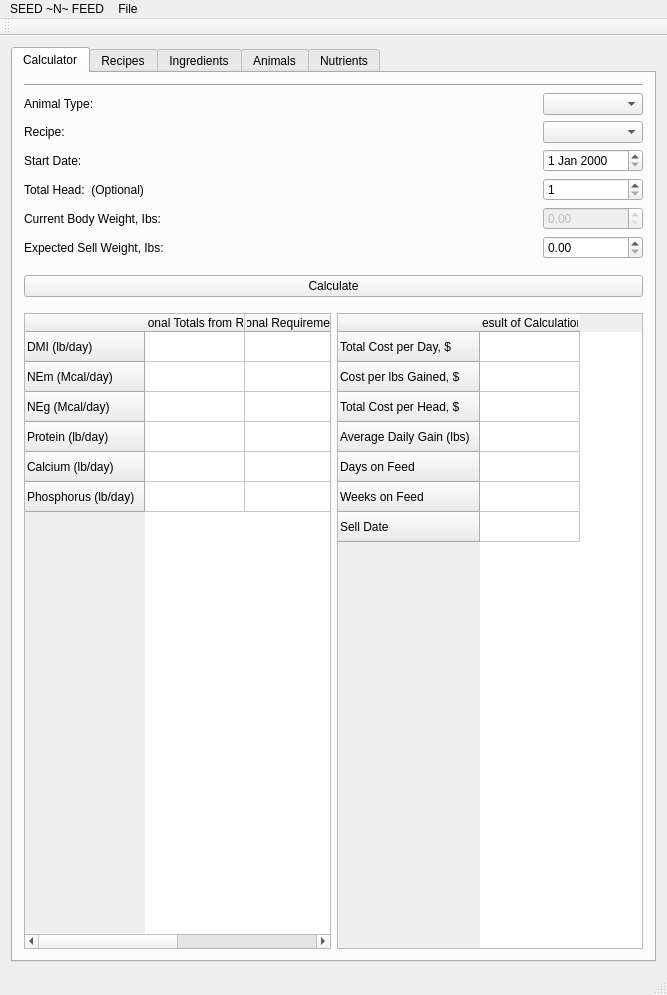
The window that seednfeed/form/mainwindow.ui (gyrovorbis/seed-n-feed) describes before a commit, drawn with Qt 5.
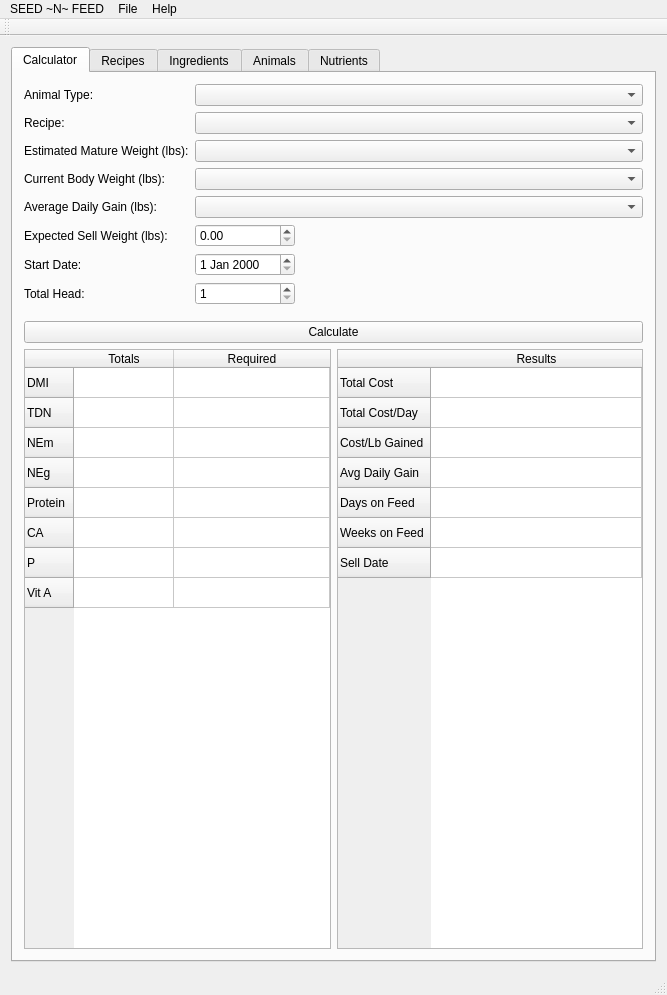
The same window after the commit. Icons and pictures are not drawn. Custom widgets are drawn as their Qt base class.

```diff
--- a/seednfeed/form/mainwindow.ui
+++ b/seednfeed/form/mainwindow.ui
@@ -30,90 +30,11 @@
        </attribute>
        <layout class="QVBoxLayout" name="verticalLayout_6">
         <item>
-         <widget class="Line" name="line_2">
-          <property name="orientation">
-           <enum>Qt::Horizontal</enum>
-          </property>
-         </widget>
-        </item>
-        <item>
-         <layout class="QVBoxLayout" name="verticalLayout_5">
-          <item>
-           <layout class="QGridLayout" name="gridLayout">
-            <item row="6" column="1">
-             <widget class="QLabel" name="label">
-              <property name="text">
-               <string>Current Body Weight, Ibs:</string>
-              </property>
-             </widget>
-            </item>
-            <item row="0" column="2">
-             <widget class="DynamicModelColumnComboBox" name="animalComboBox">
-              <property name="currentText">
-               <string/>
-              </property>
-              <item>
-               <property name="text">
-                <string/>
-               </property>
-              </item>
-             </widget>
-            </item>
-            <item row="2" column="2">
-             <widget class="QDateEdit" name="startDateEdit">
-              <property name="maximumSize">
-               <size>
-                <width>100</width>
-                <height>16777215</height>
-               </size>
-              </property>
-             </widget>
-            </item>
-            <item row="8" column="2">
-             <widget class="QDoubleSpinBox" name="expectedSellWeightSpinBox">
-              <property name="maximumSize">
-               <size>
-                <width>100</width>
-                <height>16777215</height>
-               </size>
-              </property>
-              <property name="maximum">
-               <double>2000.000000000000000</double>
-              </property>
-             </widget>
-            </item>
-            <item row="8" column="1">
-             <widget class="QLabel" name="label_4">
-              <property name="text">
-               <string>Expected Sell Weight, Ibs:</string>
-              </property>
-             </widget>
-            </item>
-            <item row="1" column="2">
-             <widget class="DynamicModelColumnComboBox" name="recipeComboBox"/>
-            </item>
-            <item row="5" column="1">
-             <widget class="QLabel" name="label_3">
-              <property name="text">
-               <string>Total Head:  (Optional)</string>
-              </property>
-             </widget>
-            </item>
-            <item row="0" column="1">
-             <widget class="QLabel" name="label_2">
-              <property name="text">
-               <string>Animal Type:</string>
-              </property>
-             </widget>
-            </item>
-            <item row="1" column="1">
-             <widget class="QLabel" name="label_8">
-              <property name="text">
-               <string>Recipe:</string>
-              </property>
-             </widget>
-            </item>
-            <item row="5" column="2">
+         <layout class="QGridLayout" name="calculatorInputLayout">
+          <item row="2" column="1">
+           <widget class="DynamicModelColumnComboBox" name="matureWeightComboBox"/>
+          </item>
+          <item row="7" column="1">
              <widget class="QSpinBox" name="totalHeadSpinBox">
               <property name="maximumSize">
                <size>
@@ -126,31 +47,125 @@
               </property>
              </widget>
             </item>
-            <item row="2" column="1">
-             <widget class="QLabel" name="label_7">
+          <item row="2" column="0">
+           <widget class="QLabel" name="matureWeightLabel">
+            <property name="text">
+             <string>Estimated Mature Weight (lbs):</string>
+            </property>
+           </widget>
+          </item>
+          <item row="6" column="1">
+           <widget class="QDateEdit" name="startDateEdit">
+            <property name="sizePolicy">
+             <sizepolicy hsizetype="Preferred" vsizetype="Fixed">
+              <horstretch>0</horstretch>
+              <verstretch>0</verstretch>
+             </sizepolicy>
+            </property>
+            <property name="maximumSize">
+             <size>
+              <width>100</width>
+              <height>16777215</height>
+             </size>
+            </property>
+           </widget>
+          </item>
+          <item row="4" column="0">
+           <widget class="QLabel" name="adgLabel">
+            <property name="text">
+             <string>Average Daily Gain (lbs):</string>
+            </property>
+           </widget>
+          </item>
+          <item row="3" column="1">
+           <widget class="DynamicModelColumnComboBox" name="currentWeightComboBox"/>
+          </item>
+          <item row="4" column="1">
+           <widget class="DynamicModelColumnComboBox" name="adgComboBox"/>
+          </item>
+          <item row="7" column="0">
+           <widget class="QLabel" name="totalHeadLabel">
+            <property name="text">
+             <string>Total Head:  </string>
+            </property>
+           </widget>
+          </item>
+          <item row="5" column="1">
+           <widget class="QDoubleSpinBox" name="expectedSellWeightSpinBox">
+            <property name="maximumSize">
+             <size>
+              <width>100</width>
+              <height>16777215</height>
+             </size>
+            </property>
+            <property name="maximum">
+             <double>2000.000000000000000</double>
+            </property>
+           </widget>
+          </item>
+          <item row="1" column="0">
+           <widget class="QLabel" name="recipeLabel">
+            <property name="text">
+             <string>Recipe:</string>
+            </property>
+           </widget>
+          </item>
+          <item row="0" column="1">
+           <widget class="DynamicModelColumnComboBox" name="animalComboBox">
+            <property name="sizePolicy">
+             <sizepolicy hsizetype="MinimumExpanding" vsizetype="Fixed">
+              <horstretch>0</horstretch>
+              <verstretch>0</verstretch>
+             </sizepolicy>
+            </property>
+            <property name="currentText">
+             <string/>
+            </property>
+            <item>
+             <property name="text">
+              <string/>
+             </property>
+            </item>
+           </widget>
+          </item>
+          <item row="0" column="0">
+           <widget class="QLabel" name="animalTypeLabel">
+            <property name="text">
+             <string>Animal Type:</string>
+            </property>
+           </widget>
+          </item>
+          <item row="3" column="0">
+           <widget class="QLabel" name="currentWeightLabel">
+            <property name="text">
+             <string>Current Body Weight (lbs):</string>
+            </property>
+           </widget>
+          </item>
+          <item row="5" column="0">
+           <widget class="QLabel" name="expectedSellWeightLabel">
+            <property name="text">
+             <string>Expected Sell Weight (lbs):</string>
+            </property>
+           </widget>
+          </item>
+          <item row="1" column="1">
+           <widget class="DynamicModelColumnComboBox" name="recipeComboBox">
+            <property name="sizePolicy">
+             <sizepolicy hsizetype="MinimumExpanding" vsizetype="Fixed">
+              <horstretch>0</horstretch>
+              <verstretch>0</verstretch>
+             </sizepolicy>
+            </property>
+           </widget>
+          </item>
+          <item row="6" column="0">
+           <widget class="QLabel" name="startDateLabel">
               <property name="text">
                <string>Start Date:</string>
               </property>
              </widget>
             </item>
-            <item row="6" column="2">
-             <widget class="QDoubleSpinBox" name="currentBodyWeightSpinBox">
-              <property name="enabled">
-               <bool>false</bool>
-              </property>
-              <property name="maximumSize">
-               <size>
-                <width>100</width>
-                <height>16777215</height>
-               </size>
-              </property>
-              <property name="maximum">
-               <double>2000.000000000000000</double>
-              </property>
-             </widget>
-            </item>
-           </layout>
-          </item>
          </layout>
         </item>
         <item>
@@ -177,30 +192,33 @@
          </widget>
         </item>
         <item>
-         <layout class="QGridLayout" name="gridLayout_2">
-          <item row="1" column="1">
+         <layout class="QGridLayout" name="calculatorOutputLayout">
+          <item row="0" column="1">
            <widget class="QTableWidget" name="calculationResultTableWidget">
             <property name="editTriggers">
              <set>QAbstractItemView::NoEditTriggers</set>
             </property>
+            <attribute name="horizontalHeaderStretchLastSection">
+             <bool>true</bool>
+            </attribute>
             <row>
              <property name="text">
-              <string>Total Cost per Day, $</string>
+              <string>Total Cost</string>
              </property>
             </row>
             <row>
              <property name="text">
-              <string>Cost per lbs Gained, $</string>
+              <string>Total Cost/Day</string>
              </property>
             </row>
             <row>
              <property name="text">
-              <string>Total Cost per Head, $</string>
+              <string>Cost/Lb Gained</string>
              </property>
             </row>
             <row>
              <property name="text">
-              <string>Average Daily Gain (lbs)</string>
+              <string>Avg Daily Gain</string>
              </property>
             </row>
             <row>
@@ -220,83 +238,262 @@
             </row>
             <column>
              <property name="text">
-              <string>Result of Calculation:</string>
+              <string>Results</string>
              </property>
             </column>
-           </widget>
-          </item>
           <item row="0" column="0">
-           <spacer name="verticalSpacer">
-            <property name="orientation">
-             <enum>Qt::Vertical</enum>
-            </property>
-            <property name="sizeType">
-             <enum>QSizePolicy::Maximum</enum>
-            </property>
-            <property name="sizeHint" stdset="0">
-             <size>
-              <width>20</width>
-              <height>10</height>
-             </size>
-            </property>
-           </spacer>
+             <property name="text">
+              <string extracomment="$ (USD)"/>
+             </property>
+             <property name="toolTip">
+              <string>$ (USD)</string>
+             </property>
           </item>
           <item row="1" column="0">
+             <property name="text">
+              <string/>
+             </property>
+             <property name="toolTip">
+              <string>$ (USD) Per Day</string>
+             </property>
+            </item>
+            <item row="2" column="0">
+             <property name="text">
+              <string/>
+             </property>
+             <property name="toolTip">
+              <string>$ (USD) Per Pound Gained</string>
+             </property>
+            </item>
+            <item row="3" column="0">
+             <property name="text">
+              <string/>
+             </property>
+             <property name="toolTip">
+              <string>Pounds Per Day</string>
+             </property>
+            </item>
+            <item row="4" column="0">
+             <property name="text">
+              <string/>
+             </property>
+             <property name="toolTip">
+              <string>Days</string>
+             </property>
+            </item>
+            <item row="5" column="0">
+             <property name="text">
+              <string/>
+             </property>
+             <property name="toolTip">
+              <string>Weeks</string>
+             </property>
+            </item>
+            <item row="6" column="0">
+             <property name="text">
+              <string/>
+             </property>
+             <property name="toolTip">
+              <string>Date (MM/DD/YYYY)</string>
+             </property>
+            </item>
+           </widget>
+          </item>
+          <item row="0" column="0">
            <widget class="QTableWidget" name="nutritionalTotalsTableWidget">
             <property name="editTriggers">
              <set>QAbstractItemView::NoEditTriggers</set>
             </property>
             <property name="rowCount">
-             <number>6</number>
+             <number>8</number>
             </property>
+            <attribute name="horizontalHeaderCascadingSectionResizes">
+             <bool>true</bool>
+            </attribute>
+            <attribute name="horizontalHeaderStretchLastSection">
+             <bool>true</bool>
+            </attribute>
             <row>
              <property name="text">
-              <string>DMI (lb/day)</string>
+              <string>DMI </string>
              </property>
             </row>
             <row>
              <property name="text">
-              <string>NEm (Mcal/day)</string>
+              <string>TDN </string>
              </property>
             </row>
             <row>
              <property name="text">
-              <string>NEg (Mcal/day)</string>
+              <string>NEm </string>
              </property>
             </row>
             <row>
              <property name="text">
-              <string>Protein (lb/day)</string>
+              <string>NEg </string>
              </property>
             </row>
             <row>
              <property name="text">
-              <string>Calcium (lb/day)</string>
+              <string>Protein </string>
              </property>
             </row>
             <row>
              <property name="text">
-              <string>Phosphorus (lb/day)</string>
+              <string>CA</string>
              </property>
             </row>
+            <row>
+             <property name="text">
+              <string>P </string>
+             </property>
+            </row>
+            <row>
+             <property name="text">
+              <string>Vit A</string>
+             </property>
+            </row>
             <column>
              <property name="text">
-              <string>Nutritional Totals from Ration:</string>
+              <string>Totals</string>
              </property>
             </column>
             <column>
              <property name="text">
-              <string>Nutritional Requirements Met?</string>
+              <string>Required</string>
              </property>
             </column>
+            <item row="0" column="0">
+             <property name="text">
+              <string/>
+             </property>
+             <property name="toolTip">
+              <string extracomment="Pounds Per Day">Pounds Per Day</string>
+             </property>
+            </item>
+            <item row="0" column="1">
+             <property name="text">
+              <string/>
+             </property>
+             <property name="toolTip">
+              <string extracomment="Pounds Per Day">Pounds Per Day</string>
+             </property>
+            </item>
             <item row="1" column="0">
              <property name="text">
               <string/>
+             </property>
+             <property name="toolTip">
+              <string extracomment="Pounds Per Day">Pounds Per Day</string>
+             </property>
+            </item>
+            <item row="1" column="1">
+             <property name="text">
+              <string/>
+             </property>
+             <property name="toolTip">
+              <string extracomment="Pounds Per Day">Pounds Per Day</string>
+             </property>
+            </item>
+            <item row="2" column="0">
+             <property name="text">
+              <string/>
+             </property>
+             <property name="toolTip">
+              <string extracomment="Mcal Per Day">Mcal Per Day</string>
              </property>
              <property name="flags">
               <set>ItemIsSelectable|ItemIsDragEnabled|ItemIsUserCheckable</set>
              </property>
             </item>
+            <item row="2" column="1">
+             <property name="text">
+              <string/>
+             </property>
+             <property name="toolTip">
+              <string extracomment="Mcal Per Day">Mcal Per Day</string>
+             </property>
+            </item>
+            <item row="3" column="0">
+             <property name="text">
+              <string/>
+             </property>
+             <property name="toolTip">
+              <string extracomment="Mcal Per Day">Mcal Per Day</string>
+             </property>
+            </item>
+            <item row="3" column="1">
+             <property name="text">
+              <string/>
+             </property>
+             <property name="toolTip">
+              <string extracomment="Mcal Per Day">Mcal Per Day</string>
+             </property>
+            </item>
+            <item row="4" column="0">
+             <property name="text">
+              <string/>
+             </property>
+             <property name="toolTip">
+              <string extracomment="Pounds Per Day">Pounds Per Day</string>
+             </property>
+            </item>
+            <item row="4" column="1">
+             <property name="text">
+              <string/>
+             </property>
+             <property name="toolTip">
+              <string extracomment="Pounds Per Day">Pounds Per Day</string>
+             </property>
+            </item>
+            <item row="5" column="0">
+             <property name="text">
+              <string/>
+             </property>
+             <property name="toolTip">
+              <string extracomment="Pounds Per Day">Pounds Per Day</string>
+             </property>
+            </item>
+            <item row="5" column="1">
+             <property name="text">
+              <string/>
+             </property>
+             <property name="toolTip">
+              <string extracomment="Pounds Per Day">Pounds Per Day</string>
+             </property>
+            </item>
+            <item row="6" column="0">
+             <property name="text">
+              <string/>
+             </property>
+             <property name="toolTip">
+              <string extracomment="Pounds Per Day">Pounds Per Day</string>
+             </property>
+            </item>
+            <item row="6" column="1">
+             <property name="text">
+              <string/>
+             </property>
+             <property name="toolTip">
+              <string extracomment="Pounds Per Day">Pounds Per Day</string>
+             </property>
+            </item>
+            <item row="7" column="0">
+             <property name="text">
+              <string/>
+             </property>
+             <property name="toolTip">
+              <string extracomment="Pounds Per Day">Pounds Per Day</string>
+             </property>
+            </item>
+            <item row="7" column="1">
+             <property name="text">
+              <string/>
+             </property>
+             <property name="toolTip">
+              <string extracomment="Pounds Per Day">Pounds Per Day</string>
+             </property>
+            </item>
            </widget>
           </item>
          </layout>
@@ -691,8 +888,15 @@
     </widget>
     <addaction name="menuDatabase"/>
    </widget>
+   <widget class="QMenu" name="menuHelp">
+    <property name="title">
+     <string>Help</string>
+    </property>
+    <addaction name="actionAbout"/>
+   </widget>
    <addaction name="menuSEED_N_FEED"/>
    <addaction name="menuFile"/>
+   <addaction name="menuHelp"/>
   </widget>
   <widget class="QToolBar" name="mainToolBar">
    <attribute name="toolBarArea">
```
Left out of the diff: 377 changed lines with no effect on the pictures. Lines whose indentation alone changed are shown as unchanged.
